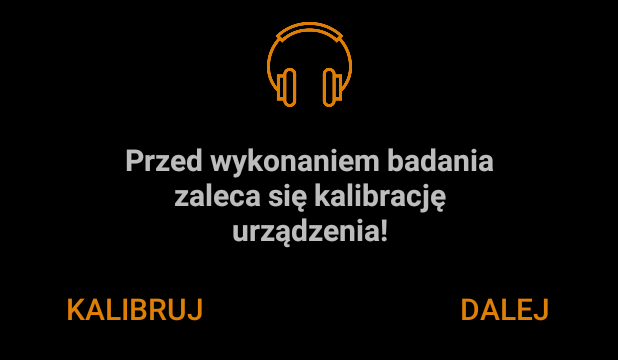
After one commit to toklimoko/legendary-potato, an Android app: the layout activity_dialog.xml on its own in the app's theme, with its tools: preview values and no code run, on a phone screen of 412 x 824 dp. The commit adds this screen. Shown: the top 360 px of the screen. Run offline under Robolectric (Android 15) with nearby library versions, the phone set to English and light mode, and no system bars.

Commit message:
v092018_2 +calibDialog

```diff
--- a/app/src/main/AndroidManifest.xml
+++ b/app/src/main/AndroidManifest.xml
@@ -58,6 +58,11 @@
             android:name=".ResultActivity"
             android:screenOrientation="portrait"
             android:theme="@style/AppTheme.NoActionBar" />
+        <activity
+            android:name=".Dialog"
+            android:screenOrientation="portrait"
+            android:theme="@style/Theme.DialogTheme"
+            android:noHistory="true"/>
     </application>
 
 </manifest>
--- /dev/null
+++ b/app/src/main/res/layout/activity_dialog.xml
@@ -0,0 +1,78 @@
+<?xml version="1.0" encoding="utf-8"?>
+<android.support.constraint.ConstraintLayout xmlns:android="http://schemas.android.com/apk/res/android"
+    xmlns:app="http://schemas.android.com/apk/res-auto"
+    xmlns:tools="http://schemas.android.com/tools"
+    android:id="@+id/cl_dialog"
+    android:layout_width="match_parent"
+    android:layout_height="match_parent"
+    android:orientation="vertical"
+    tools:context="com.tomek.audiometr.Dialog"
+    android:background="@color/SplashSecondColor"
+    android:elevation="30dp">
+
+    <ImageView
+        android:id="@+id/dialog_icon_cal"
+        android:layout_width="70dp"
+        android:layout_height="70dp"
+        android:layout_gravity="center"
+        android:layout_marginEnd="8dp"
+        android:layout_marginStart="8dp"
+        android:layout_marginTop="8dp"
+        android:scaleType="fitCenter"
+        android:src="@drawable/earphones_icon"
+        android:tint="@color/colorAccent"
+        android:tintMode="src_in"
+        app:layout_constraintEnd_toEndOf="parent"
+        app:layout_constraintStart_toStartOf="parent"
+        app:layout_constraintTop_toTopOf="parent" />
+
+
+    <TextView
+        android:id="@+id/textView"
+        android:layout_width="280dp"
+        android:layout_height="88dp"
+        android:layout_marginEnd="8dp"
+        android:layout_marginStart="8dp"
+        android:layout_marginTop="8dp"
+        android:gravity="center"
+        android:text="@string/dialogQuestion"
+        android:textAlignment="center"
+        android:textColor="@color/lightText"
+        android:textSize="20sp"
+        android:textStyle="bold"
+        app:layout_constraintEnd_toEndOf="parent"
+        app:layout_constraintStart_toStartOf="parent"
+        app:layout_constraintTop_toBottomOf="@+id/dialog_icon_cal" /> <!-- center in older APIs-->
+
+    <Button
+        android:id="@+id/goToCalibButton"
+        android:layout_width="wrap_content"
+        android:layout_height="wrap_content"
+        android:layout_marginStart="32dp"
+        android:layout_marginTop="8dp"
+        android:backgroundTint="@color/popUp"
+        android:onClick="goCalibrate"
+        android:text="@string/calibrate"
+        android:textColor="@color/colorAccent"
+        android:textSize="20dp"
+        app:layout_constraintStart_toStartOf="parent"
+        app:layout_constraintTop_toBottomOf="@+id/textView"
+        tools:text="@string/calibrate" />
+
+    <Button
+        android:id="@+id/skipButton"
+        android:layout_width="wrap_content"
+        android:layout_height="wrap_content"
+        android:layout_marginEnd="32dp"
+        android:layout_marginTop="8dp"
+        android:backgroundTint="@color/popUp"
+        android:onClick="skipDialog"
+        android:text="@string/go"
+        android:textColor="@color/colorAccent"
+        android:textSize="20dp"
+        app:layout_constraintEnd_toEndOf="parent"
+        app:layout_constraintTop_toBottomOf="@+id/textView"
+        tools:text="@string/go" />
+
+
+</android.support.constraint.ConstraintLayout>
--- a/app/src/main/res/values/colors.xml
+++ b/app/src/main/res/values/colors.xml
@@ -14,8 +14,9 @@
     <color name="transparent">#007a7a7a</color>
     <color name="SplashFirstColor">@android:color/holo_orange_dark</color>
     <color name="SplashSecondColor">#000000</color>
-    <color name="SplashHalfTransparentColor">#bd000000</color>
+    <color name="SplashHalfTransparentColor">#2cffffff</color>
     <color name="transparent_background">#00FF0000</color>
+    <color name="dialog_background_color">#000000</color>
 
 
     <!--<color name="colorPrimary">@android:color/holo_orange_dark</color>-->
--- a/app/src/main/res/values/strings.xml
+++ b/app/src/main/res/values/strings.xml
@@ -51,6 +51,8 @@ Celem programu jest wyznaczenie orientacyjnego audiogramu, zatem wyniki mogą r
     <string name="tv_extendedTestTime">Czas trwania: do 7 min</string>
     <string name="calibrate">Kalibruj</string>
     <string name="save">Zapisz</string>
+    <string name="dialogQuestion">Przed wykonaniem badania zaleca się kalibrację urządzenia!</string>
+    <string name="skip">Pomiń</string>
 
 
 </resources>
--- a/app/src/main/res/values/styles.xml
+++ b/app/src/main/res/values/styles.xml
@@ -27,14 +27,14 @@
 
     </style>
 
-    <style name="Theme.Transparent" parent="android:Theme">
+    <style name="Theme.DialogTheme" parent="android:Theme">
         <item name="android:windowIsTranslucent">true</item>
         <item name="android:windowBackground">@android:color/transparent</item>
         <item name="android:windowContentOverlay">@null</item>
         <item name="android:windowNoTitle">true</item>
         <item name="android:windowFullscreen">true</item>
-        <item name="android:windowIsFloating">false</item>
-        <item name="android:backgroundDimEnabled">false</item>
+        <item name="android:windowIsFloating">true</item>
+        <item name="android:backgroundDimEnabled">true</item>
     </style>
 
     <style name="Theme.SplashTheme" parent="Theme.AppCompat.Light.DarkActionBar">
```
Also changed, not shown: app/src/main/java/com/tomek/audiometr/AudioTestActivity.java (+22 -7 lines), app/src/main/java/com/tomek/audiometr/CalibrationActivity.java (+14 -8 lines), app/src/main/java/com/tomek/audiometr/ChoiceActivity.java (+39 -6 lines), app/src/main/java/com/tomek/audiometr/Dialog.java (added, +53 -0 lines), app/src/main/java/com/tomek/audiometr/MainActivity.java (+10 -0 lines), 120 other files.
